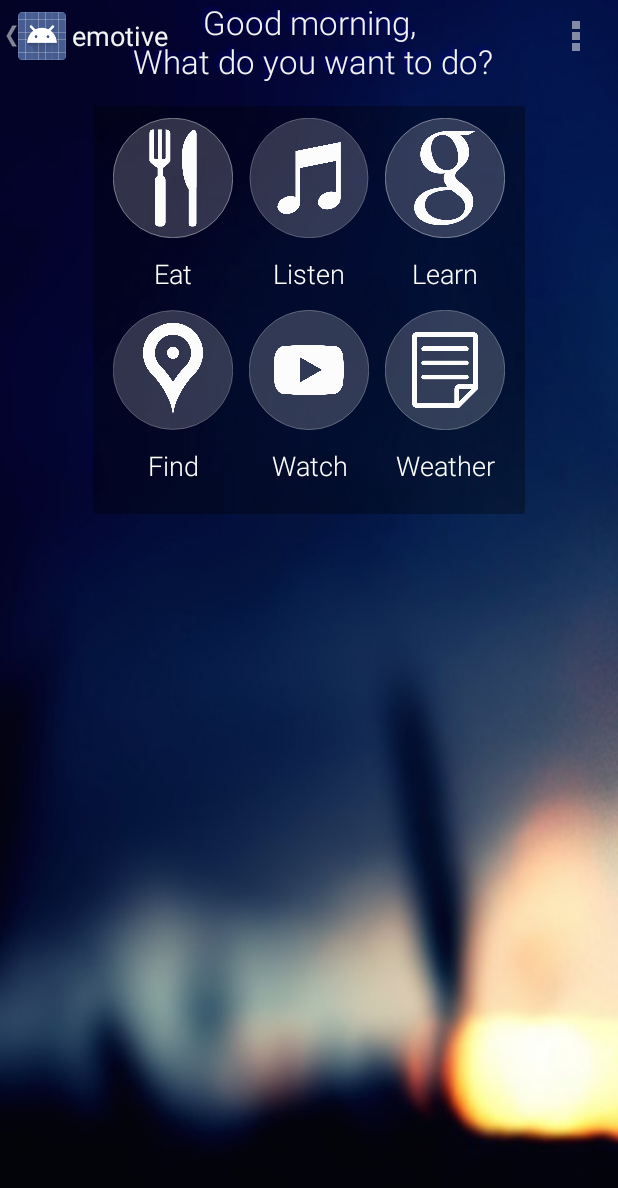
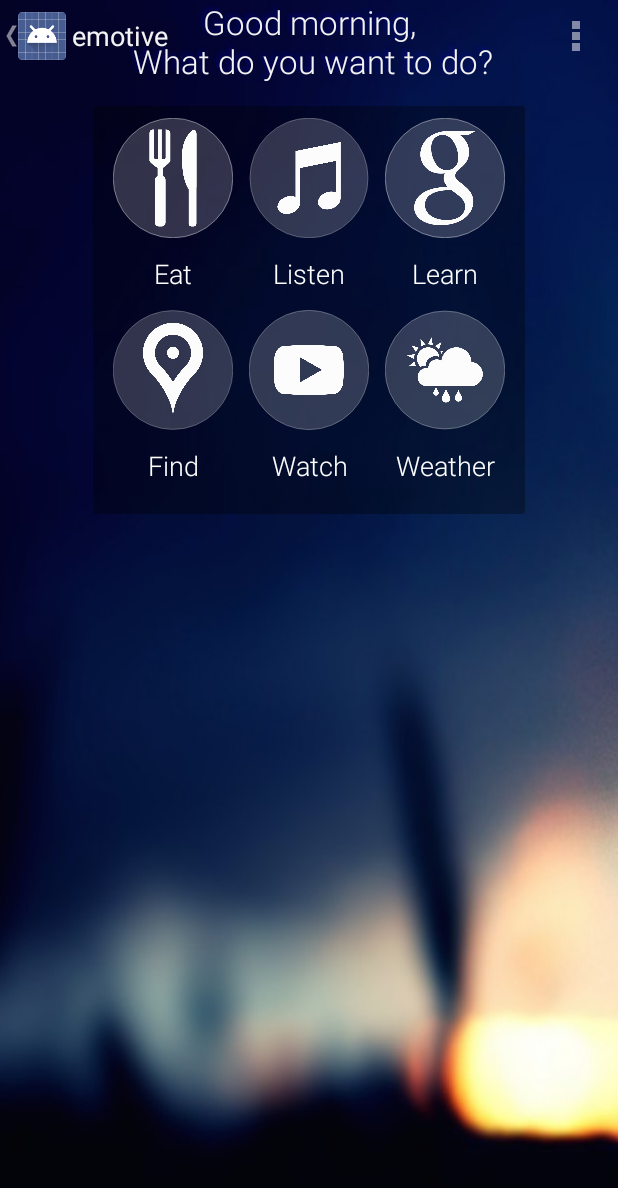
Before and after one commit to agnanachandran/do-everything, an Android app: the screen it shows after launch (MainActivity), on a phone screen of 412 x 824 dp. Shown: the top 1188 px of the screen. Run offline under Robolectric (Android 15) with nearby library versions, the phone set to English and light mode, and no system bars; libraries missing offline, so code that uses them is left out: com.google.android.youtube, com.nostra13.universalimageloader; 6 statements that could not run were skipped.

Commit message:
Update weather icon.

```diff
--- a/emotive/src/main/res/drawable/primary_weather_icon.xml
+++ b/emotive/src/main/res/drawable/primary_weather_icon.xml
@@ -1,11 +1,11 @@
 <?xml version="1.0" encoding="utf-8"?>
 <layer-list xmlns:android="http://schemas.android.com/apk/res/android">
     <item
-        android:drawable="@drawable/note_icon"
-        android:top="100dp"
+        android:drawable="@drawable/weather_icon"
+        android:top="120dp"
         android:left="100dp"
         android:right="100dp"
-        android:bottom="100dp"
+        android:bottom="120dp"
         />
     <item android:drawable="@drawable/outer_circle" />
 </layer-list>
```
Also changed, not shown: emotive/src/main/res/drawable-hdpi/weather_icon.png (added).
